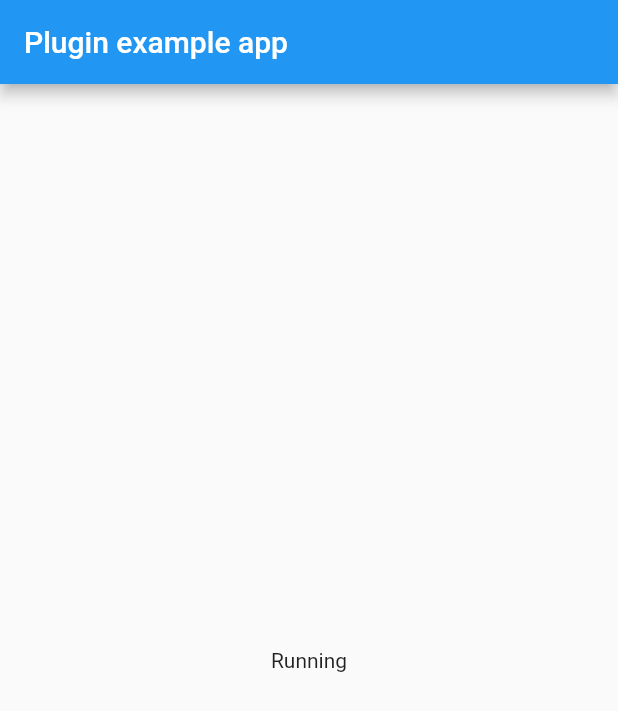
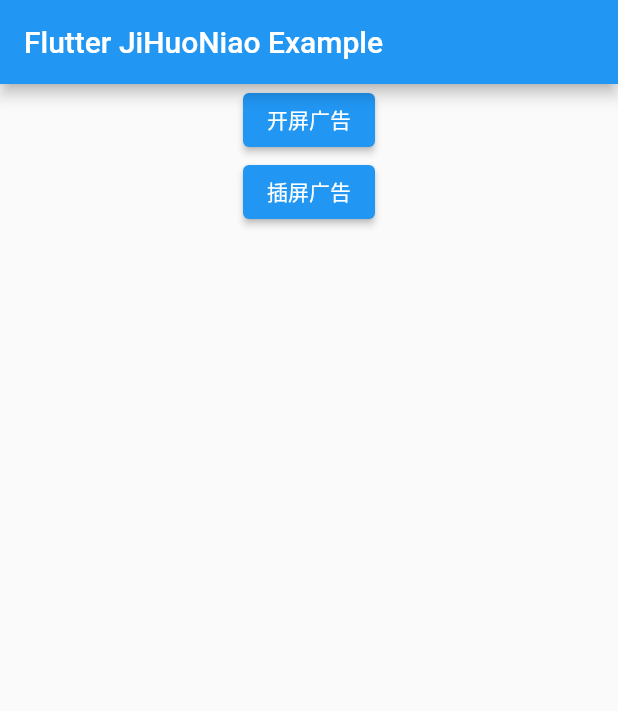
Before and after one commit to nxe-team/flutter_jihuoniao, a Flutter app: the screen it shows after launch, on a phone screen of 412 x 824 dp. Shown: the top 711 px of the screen. Run offline on Flutter 3.47's test engine with Material 2 defaults, Android fonts, the light colour scheme and no system bars.

Commit message:
feat: 添加开屏、插屏调用接口

```diff
--- /dev/null
+++ b/example/lib/config/ad_config.dart
@@ -0,0 +1,21 @@
+class AdConfig {
+  /// 应用ID
+  static String get appId {
+    return '836791510808';
+  }
+
+  /// 应用Key
+  static String get appKey {
+    return '36f6746399497b45';
+  }
+
+  /// 开屏广告
+  static String get splashId {
+    return '81q7a9oaq37m';
+  }
+
+  /// 插屏广告
+  static String get interstitialId {
+    return '81q7svkjcxxa';
+  }
+}
--- a/example/lib/main.dart
+++ b/example/lib/main.dart
@@ -1,8 +1,7 @@
 import 'package:flutter/material.dart';
-import 'dart:async';
 
-import 'package:flutter/services.dart';
 import 'package:flutter_jihuoniao/flutter_jihuoniao.dart';
+import 'package:flutter_jihuoniao_example/config/ad_config.dart';
 
 void main() {
   runApp(const MyApp());
@@ -18,7 +17,10 @@
 class _MyAppState extends State<MyApp> {
   @override
   void initState() {
-    FlutterJihuoniao.initSDK();
+    FlutterJihuoniao.initSDK(
+      appId: AdConfig.appId,
+      appKey: AdConfig.appKey,
+    );
     super.initState();
   }
 
@@ -27,10 +29,26 @@
     return MaterialApp(
       home: Scaffold(
         appBar: AppBar(
-          title: const Text('Plugin example app'),
+          title: const Text('Flutter JiHuoNiao Example'),
         ),
-        body: const Center(
-          child: Text('Running'),
+        body: Center(
+          child: Column(
+            children: [
+              ElevatedButton(
+                onPressed: () {
+                  FlutterJihuoniao.showSplashAd(slotId: AdConfig.splashId);
+                },
+                child: const Text('开屏广告'),
+              ),
+              ElevatedButton(
+                onPressed: () {
+                  FlutterJihuoniao.showInterstitialAd(
+                      slotId: AdConfig.interstitialId);
+                },
+                child: const Text('插屏广告'),
+              )
+            ],
+          ),
         ),
       ),
     );
--- a/lib/flutter_jihuoniao.dart
+++ b/lib/flutter_jihuoniao.dart
@@ -1,4 +1,3 @@
-
 import 'dart:async';
 
 import 'package:flutter/services.dart';
@@ -7,7 +6,25 @@
   static const MethodChannel _channel = MethodChannel('flutter_jihuoniao');
 
   /// 初始化 SDK
-  static Future<void> initSDK() async {
-    await _channel.invokeMethod('initSDK');
+  static Future<void> initSDK(
+      {required String appId, required String appKey}) async {
+    await _channel.invokeMethod('initSDK', {
+      'appId': appId,
+      'appKey': appKey,
+    });
+  }
+
+  /// 显示开屏广告
+  static Future<void> showSplashAd({required String slotId}) async {
+    await _channel.invokeMethod('showSplashAd', {
+      'slotId': slotId,
+    });
+  }
+
+  /// 显示插屏广告
+  static Future<void> showInterstitialAd({required String slotId}) async {
+    await _channel.invokeMethod('showInterstitialAd', {
+      'slotId': slotId,
+    });
   }
 }
```
Also changed, not shown: 2 other files.
